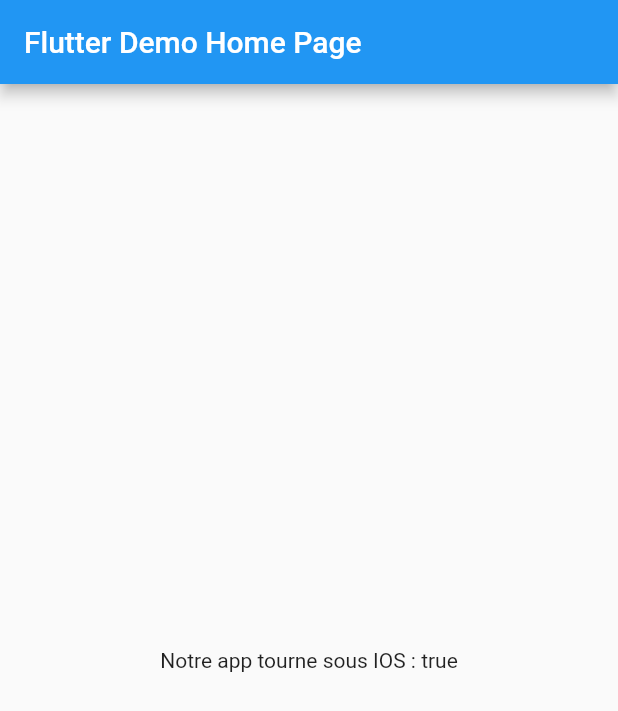
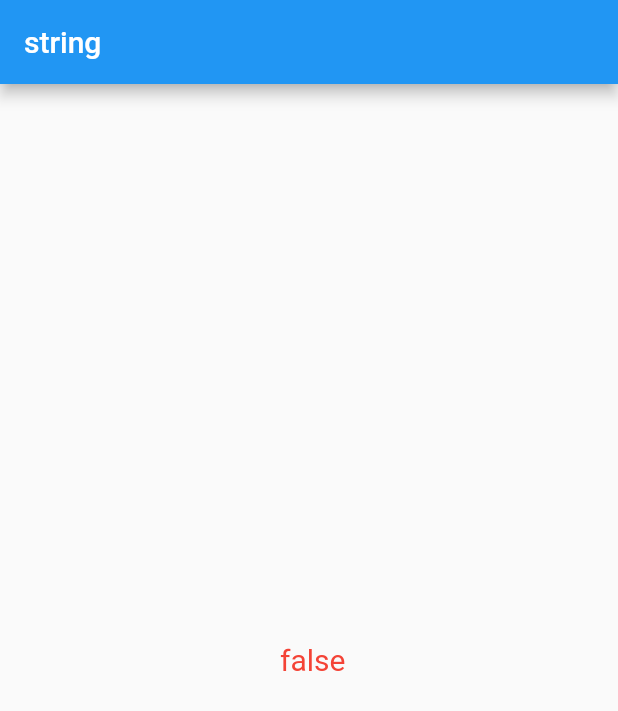
Before and after one commit to Web82-Thom/my_1er_pack, a Flutter app: the screen it shows after launch, on a phone screen of 412 x 824 dp. Shown: the top 711 px of the screen. Run offline on Flutter 3.47's test engine with Material 2 defaults, Android fonts, the phone set to English and light mode, and no system bars.

Commit message:
add platform specifi scaffold and text

```diff
--- a/example/lib/main.dart
+++ b/example/lib/main.dart
@@ -32,20 +32,12 @@ class _MyHomePageState extends State<MyHomePage> {
 
   @override
   Widget build(BuildContext context) {
-    return Scaffold(
-      appBar: AppBar(
-        title: Text(widget.title),
-      ),
+    return Adaptive.scaffold(
+      string: "string",
       body: Center(
-        child: Column(
-          mainAxisAlignment: MainAxisAlignment.center,
-          children: <Widget>[
-            Text(
-              "Notre app tourne sous IOS : ${Adaptive.isIOS()}"
-            ),
-          ],
-        ),
-      ),
-    );
+        child: (
+          Adaptive.text(string:" ${Adaptive.isIOS()}", color: Colors.red)
+        )
+      ));
   }
 }
--- a/lib/my_1er_pack.dart
+++ b/lib/my_1er_pack.dart
@@ -1,10 +1,63 @@
 library my_1er_pack;
+
+import 'dart:ui';
 
 import 'package:flutter/material.dart';
 import 'package:flutter/cupertino.dart';
 import 'dart:io';
 
 class Adaptive {
-  // static bool isIOS() => (Platform.isIOS);
-  static bool isIOS() => (!Platform.isIOS);
+  //-----CHECK PLATFORM-----//
+  static bool isIOS() => (Platform.isIOS);
+  // static bool isIOS() => (!Platform.isIOS);
+
+  //-----MATERIAL DESIGN ADAPTED-----//
+  static Widget scaffold({@required String? string, @required Widget? body}){
+    return (isIOS()) ? iOSSScaffold(string!, body!) : androidScaffold(string!, body!);
+  }
+
+  static text({@required String? string, @required Color? color, double? size, TextAlign? align}){
+    TextStyle style = textStyle(color: color, size: size);
+    return (isIOS())
+    ? iOSText(string: string, style: style, align: align)
+    : androidText(string: string, style: style);
+  }
+
+  //-----ANDROID MATERIAL-----//
+  static Scaffold androidScaffold(String string, Widget body){
+    return Scaffold(
+      appBar: AppBar(title: Text(string)),
+      body: body,
+    );
+  }
+
+  static Text androidText({@required String? string, @required TextStyle? style}){
+    return Text(
+      string!,
+      style: style!,
+    );
+  }
+
+  //-----IOS MATERIAL-----//
+  static CupertinoPageScaffold iOSSScaffold(String string, Widget body){
+    return CupertinoPageScaffold(
+      navigationBar: CupertinoNavigationBar(middle: Text(string),),
+      child: body,
+    );
+  }
+  static DefaultTextStyle iOSText({@required String? string, @required TextStyle? style, @required TextAlign? align}) {
+    return DefaultTextStyle(
+      child: Text(string!, textAlign: align ?? TextAlign.left,),
+      style: style!,
+    );
+  }
+
+  //-----BOOT MATERIAL-----//
+  static TextStyle textStyle({Color? color, double? size, TextAlign? align}){
+    return TextStyle(
+      color: color ?? Colors.black,
+      fontSize: size ?? 20,
+    );
+  }
+
 }
```
